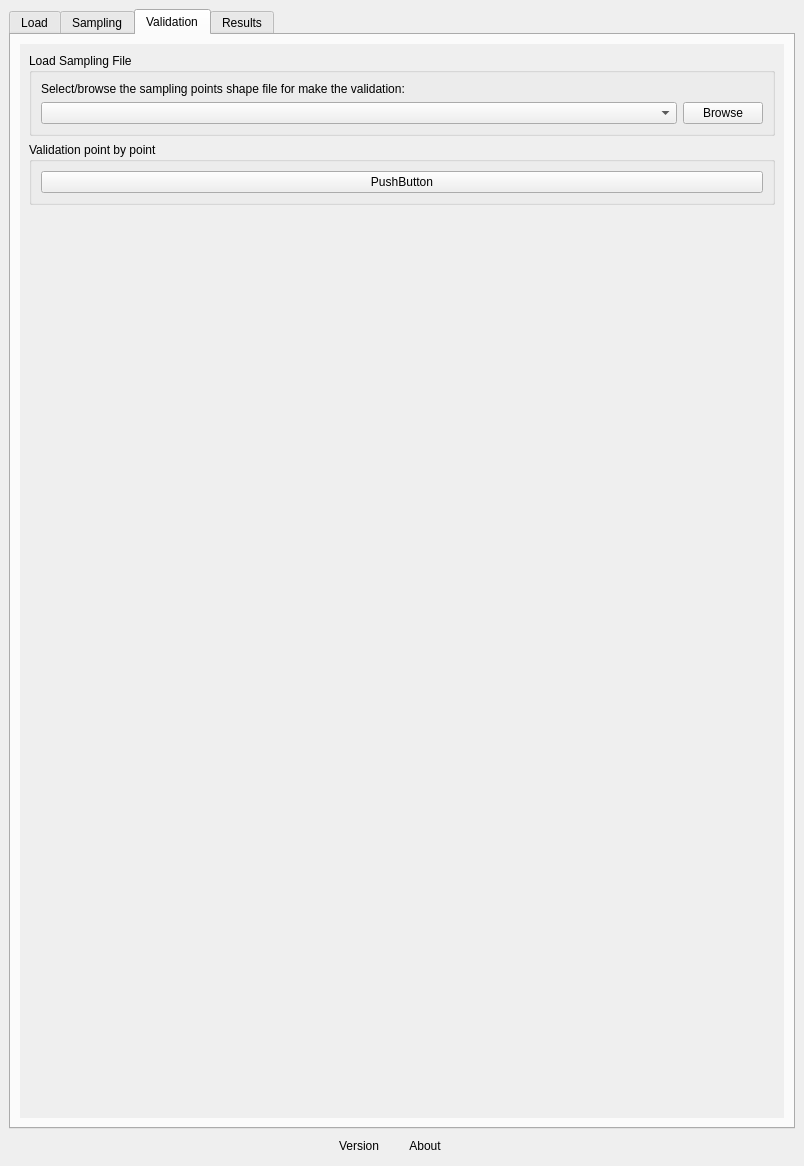
Qt form ui/acatama_dockwidget.ui (SMByC/AcATaMa) before a commit.
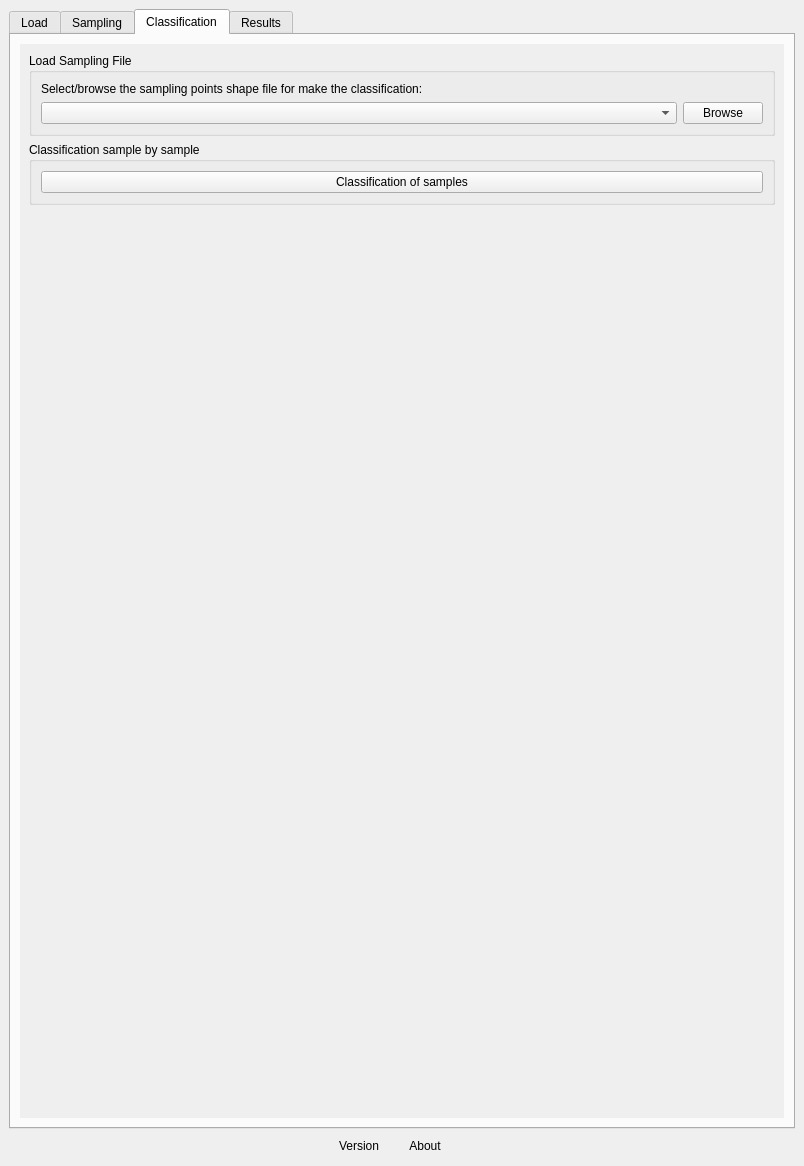
The same form after that commit. The open tabs and pages were chosen to show the change. Custom widgets are drawn as their Qt base class.

Commit message: Refactoring for change/rename Validation to Classification for all plugin

The edit to the form file:
```diff
--- a/ui/acatama_dockwidget.ui
+++ b/ui/acatama_dockwidget.ui
@@ -946,7 +946,7 @@
       </widget>
       <widget class="QWidget" name="tab_validation">
        <attribute name="title">
-        <string>Validation</string>
+        <string>Classification</string>
        </attribute>
        <layout class="QVBoxLayout" name="verticalLayout_21">
         <item>
@@ -979,7 +979,7 @@
                <item>
                 <widget class="QLabel" name="label_22">
                  <property name="text">
-                  <string>Select/browse the sampling points shape file for make the validation:</string>
+                  <string>Select/browse the sampling points shape file for make the classification:</string>
                  </property>
                  <property name="alignment">
                   <set>Qt::AlignJustify|Qt::AlignVCenter</set>
@@ -1024,13 +1024,13 @@
             <item>
              <widget class="QGroupBox" name="groupBox_6">
               <property name="title">
-               <string>Validation point by point</string>
+               <string>Classification sample by sample</string>
               </property>
               <layout class="QVBoxLayout" name="verticalLayout_25">
                <item>
                 <widget class="QPushButton" name="buttonOpenValidationDialog">
                  <property name="text">
-                  <string>PushButton</string>
+                  <string>Classification of samples</string>
                  </property>
                 </widget>
                </item>
```
Left out of the diff: 10 changed lines with no effect on the pictures. The commit also changes 6 other files.
